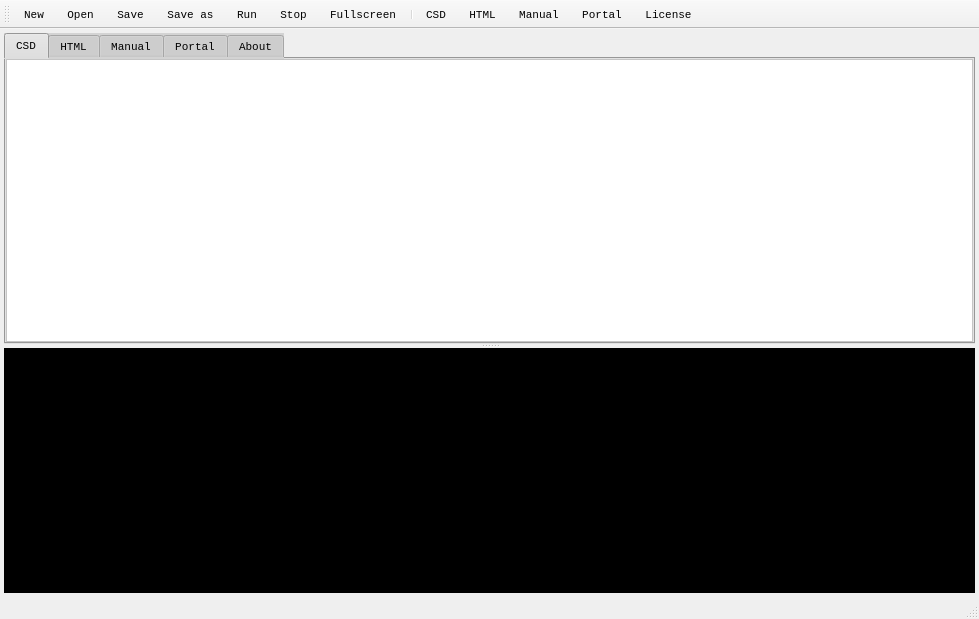
Before: the Qt Designer form csound_html5/mainwindow.ui in gogins/csound-extended, drawn with Qt 5.
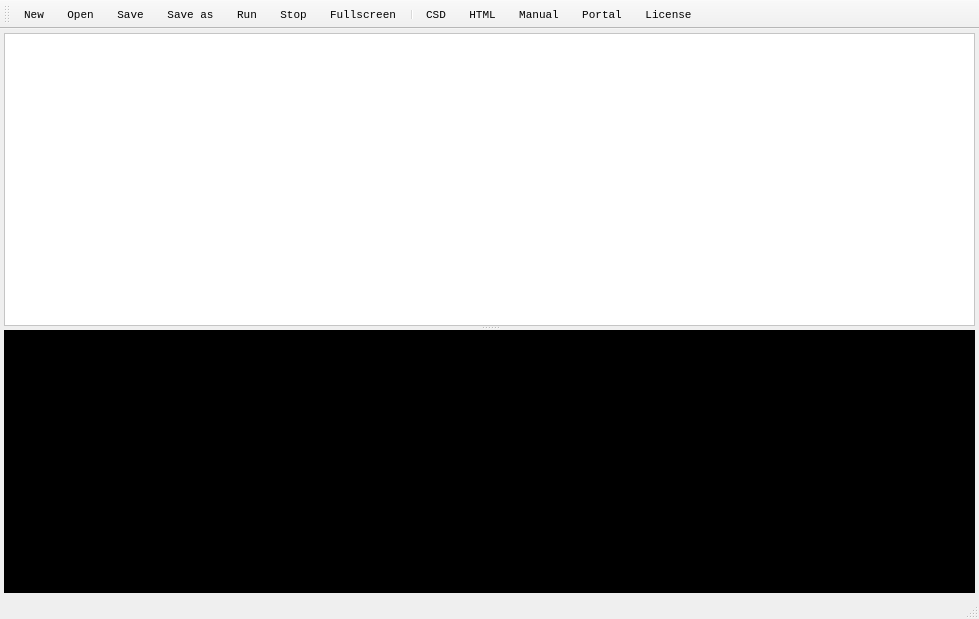
After: the same form once the commit is applied. The open tabs and pages were chosen to show the change. Custom widgets are drawn as their Qt base class.

```diff
--- a/csound_html5/mainwindow.ui
+++ b/csound_html5/mainwindow.ui
@@ -47,17 +47,11 @@
       <property name="orientation">
        <enum>Qt::Vertical</enum>
       </property>
-      <widget class="QTabWidget" name="tabs">
+      <widget class="QStackedWidget" name="tabs">
        <property name="styleSheet">
         <string notr="true">background-color:lightgray</string>
        </property>
-       <property name="currentIndex">
-        <number>3</number>
-       </property>
-       <widget class="QWidget" name="csdTab">
-        <attribute name="title">
-         <string>CSD</string>
-        </attribute>
+       <widget class="QWidget" name="csdTab" native="true">
         <layout class="QVBoxLayout" name="verticalLayout_7">
          <property name="leftMargin">
           <number>0</number>
@@ -90,10 +84,7 @@
          </item>
         </layout>
        </widget>
-       <widget class="CsoundWebView" name="htmlTab">
-        <attribute name="title">
-         <string>HTML</string>
-        </attribute>
+       <widget class="CsoundWebView" name="htmlTab" native="true">
         <layout class="QVBoxLayout" name="verticalLayout">
          <property name="leftMargin">
           <number>0</number>
@@ -109,16 +100,10 @@
          </property>
         </layout>
        </widget>
-       <widget class="CsoundWebView" name="manualTab">
-        <attribute name="title">
-         <string>Manual</string>
-        </attribute>
+       <widget class="CsoundWebView" name="manualTab" native="true">
         <layout class="QVBoxLayout" name="verticalLayout_3"/>
        </widget>
-       <widget class="QWidget" name="portalTab">
-        <attribute name="title">
-         <string>Portal</string>
-        </attribute>
+       <widget class="QWidget" name="portalTab" native="true">
         <layout class="QVBoxLayout" name="verticalLayout_4">
          <item>
           <widget class="QWidget" name="browserToolsWidget" native="true">
@@ -232,10 +217,7 @@
          </item>
         </layout>
        </widget>
-       <widget class="QWidget" name="licenseTab">
-        <attribute name="title">
-         <string>About</string>
-        </attribute>
+       <widget class="QWidget" name="licenseTab" native="true">
         <layout class="QVBoxLayout" name="verticalLayout_9">
          <item>
           <widget class="QPlainTextEdit" name="licenseEdit">
```
